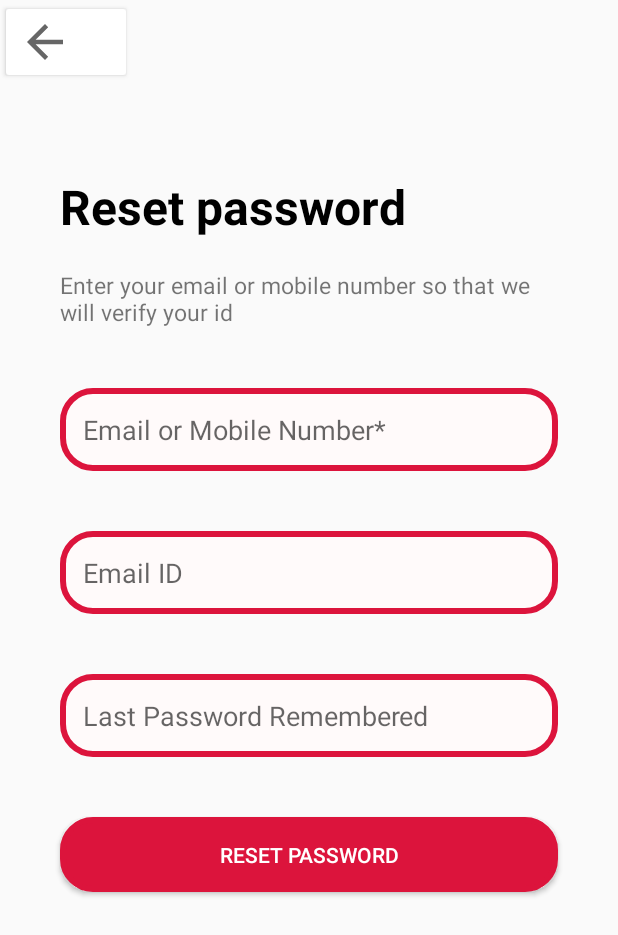
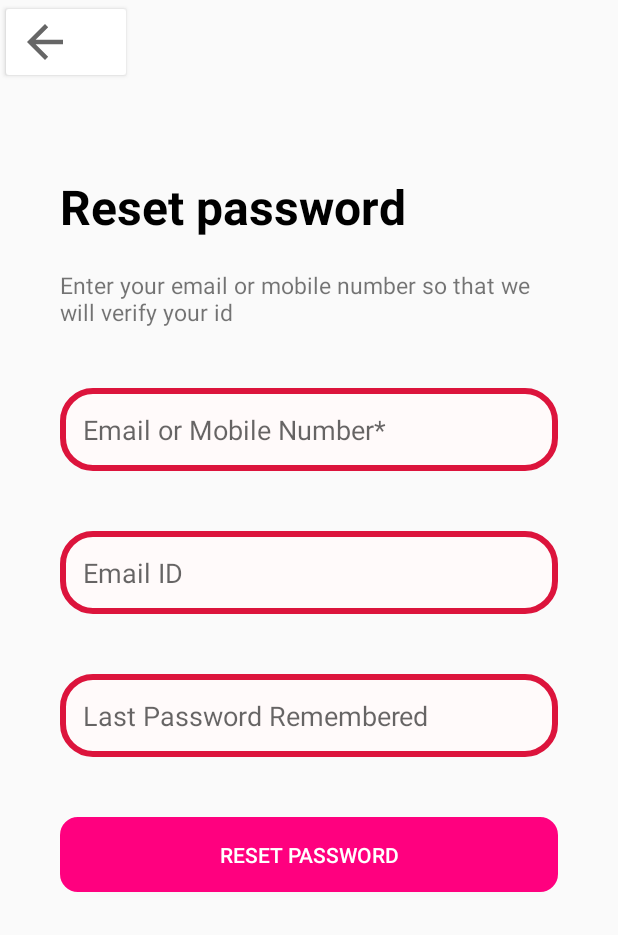
Before and after one commit to MuraliKrishnaSundara/MyntraClone, an Android app: the ForgotActivity screen opened directly, with no data from a screen before it, on a phone screen of 412 x 824 dp. Shown: the top 935 px of the screen. Run offline under Robolectric (Android 15) with nearby library versions, the phone set to English and light mode, and no system bars.

Commit message:
some changes

```diff
--- a/App/Myntra/app/src/main/res/layout/activity_forgot.xml
+++ b/App/Myntra/app/src/main/res/layout/activity_forgot.xml
@@ -64,8 +64,7 @@
         android:layout_height="wrap_content"
         android:layout_marginHorizontal="40dp"
         android:layout_marginTop="40dp"
-        android:background="@drawable/rectanglee"
-        android:backgroundTint="#DC143C"
+        android:background="@drawable/btn_radius"
         android:hint="Last Password Remembered"
         android:padding="15dp"
         android:text="Reset Password"
```
